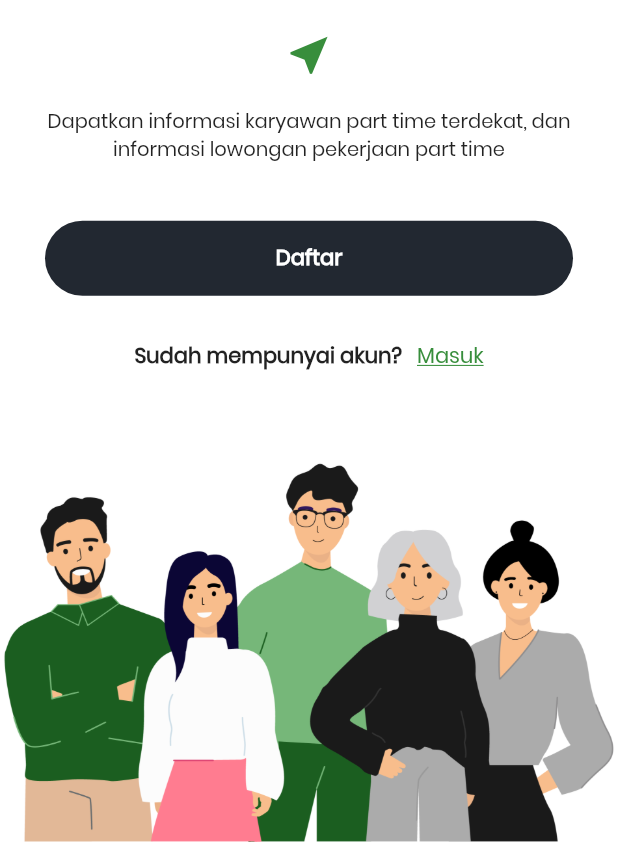
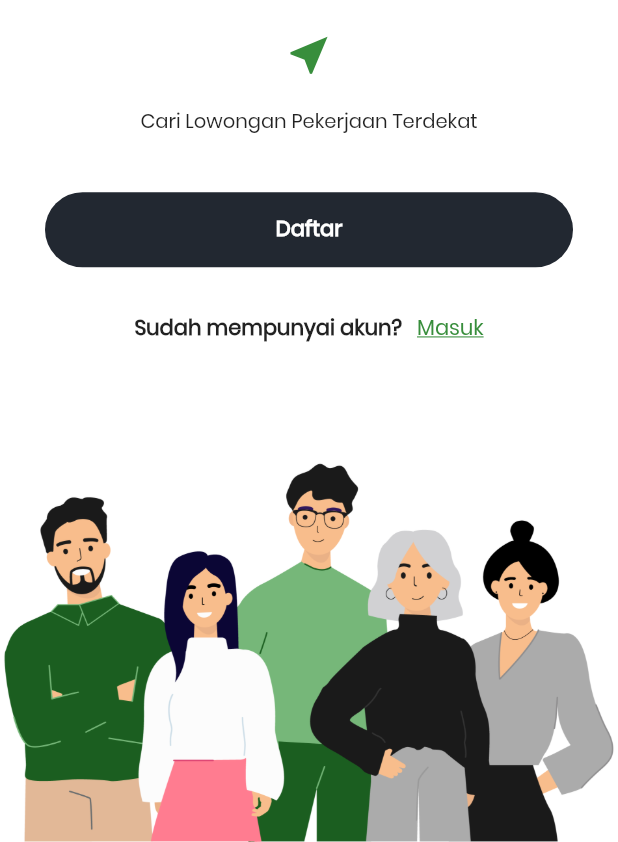
Before and after one commit to nurrehmet/Haver-Jobs, a Flutter app: the screen it shows after launch, on a phone screen of 412 x 824 dp, the part 394-1236 px from its top. Run offline on Flutter 3.47's test engine with Material 2 defaults, Android fonts, the phone set to English and light mode, and no system bars; our stand-ins replace cloud_firestore, device_preview, dropdown_formfield, firebase_auth, firebase_storage, geolocator and 6 more; missing offline and left inert: edge_alert, flutter_polyline_points, geocoder, geoflutterfire, place_picker; accounts and stored records are empty.

Commit message:
Update Welcome Screen

```diff
--- a/lib/screens/welcome_screen.dart
+++ b/lib/screens/welcome_screen.dart
@@ -57,7 +57,7 @@ class _WelcomeScreenState extends State<WelcomeScreen> {
                         Padding(
                           padding: const EdgeInsets.all(8.0),
                           child: Text(
-                            'Dapatkan informasi karyawan part time terdekat, dan informasi lowongan pekerjaan part time',
+                            'Cari Lowongan Pekerjaan Terdekat',
                             style: TextStyle(
                               fontSize: 13,
                             ),
```
